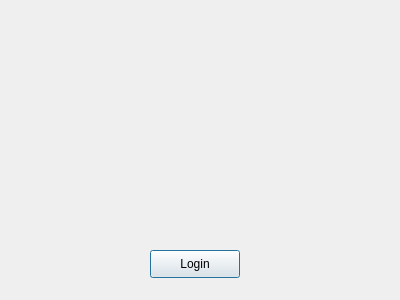
First picture: the form in loginwindow.ui, repository AbdoBadawy/EECE2026_TicTacToeProject_CodeCrafters, before the edit.
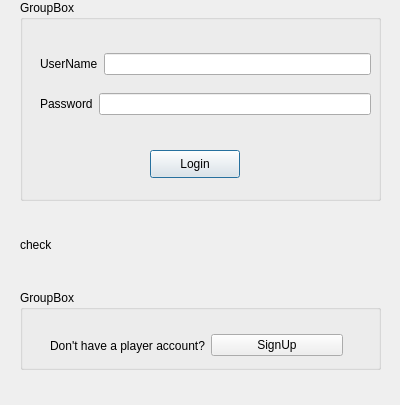
Second picture: the form after the edit.

Diff of the .ui file:
```diff
--- a/loginwindow.ui
+++ b/loginwindow.ui
@@ -7,23 +7,132 @@
     <x>0</x>
     <y>0</y>
     <width>400</width>
-    <height>300</height>
+    <height>405</height>
    </rect>
   </property>
   <property name="windowTitle">
    <string>Dialog</string>
   </property>
-  <widget class="QPushButton" name="pushButton">
+  <widget class="QGroupBox" name="groupBox">
    <property name="geometry">
     <rect>
-     <x>150</x>
-     <y>250</y>
-     <width>90</width>
-     <height>28</height>
+     <x>20</x>
+     <y>0</y>
+     <width>361</width>
+     <height>201</height>
+    </rect>
+   </property>
+   <property name="title">
+    <string>GroupBox</string>
+   </property>
+   <widget class="QWidget" name="layoutWidget">
+    <property name="geometry">
+     <rect>
+      <x>20</x>
+      <y>90</y>
+      <width>331</width>
+      <height>28</height>
+     </rect>
+    </property>
+    <layout class="QHBoxLayout" name="horizontalLayout_2">
+     <item>
+      <widget class="QLabel" name="label_2">
+       <property name="text">
+        <string>Password</string>
+       </property>
+      </widget>
+     </item>
+     <item>
+      <widget class="QLineEdit" name="lineEdit_Password"/>
+     </item>
+    </layout>
+   </widget>
+   <widget class="QWidget" name="layoutWidget_2">
+    <property name="geometry">
+     <rect>
+      <x>20</x>
+      <y>50</y>
+      <width>331</width>
+      <height>28</height>
+     </rect>
+    </property>
+    <layout class="QHBoxLayout" name="horizontalLayout">
+     <item>
+      <widget class="QLabel" name="label">
+       <property name="text">
+        <string>UserName</string>
+       </property>
+      </widget>
+     </item>
+     <item>
+      <widget class="QLineEdit" name="lineEdit_UserName"/>
+     </item>
+    </layout>
+   </widget>
+   <widget class="QPushButton" name="pushButton">
+    <property name="geometry">
+     <rect>
+      <x>130</x>
+      <y>150</y>
+      <width>90</width>
+      <height>28</height>
+     </rect>
+    </property>
+    <property name="text">
+     <string>Login</string>
+    </property>
+   </widget>
+  </widget>
+  <widget class="QGroupBox" name="groupBox_2">
+   <property name="geometry">
+    <rect>
+     <x>20</x>
+     <y>290</y>
+     <width>361</width>
+     <height>80</height>
+    </rect>
+   </property>
+   <property name="title">
+    <string>GroupBox</string>
+   </property>
+   <widget class="QWidget" name="">
+    <property name="geometry">
+     <rect>
+      <x>30</x>
+      <y>40</y>
+      <width>293</width>
+      <height>31</height>
+     </rect>
+    </property>
+    <layout class="QHBoxLayout" name="horizontalLayout_3">
+     <item>
+      <widget class="QLabel" name="label_3">
+       <property name="text">
+        <string>Don't have a player account?</string>
+       </property>
+      </widget>
+     </item>
+     <item>
+      <widget class="QPushButton" name="pushButton_2">
+       <property name="text">
+        <string>SignUp</string>
+       </property>
+      </widget>
+     </item>
+    </layout>
+   </widget>
+  </widget>
+  <widget class="QLabel" name="label_check">
+   <property name="geometry">
+    <rect>
+     <x>20</x>
+     <y>209</y>
+     <width>361</width>
+     <height>71</height>
     </rect>
    </property>
    <property name="text">
-    <string>Login</string>
+    <string>check</string>
    </property>
   </widget>
  </widget>
```
